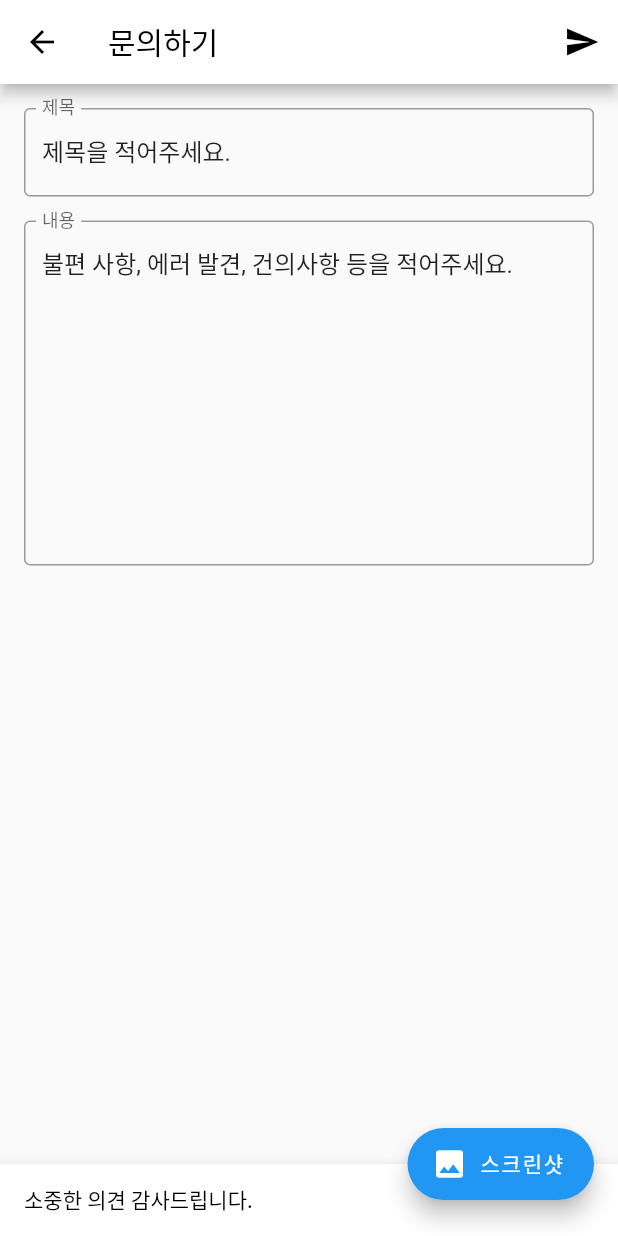
After one commit to jaehoonx2/everybody_cheese, a Flutter app: the SettingPage screen opened directly, after a tap on "문의하기", on a phone screen of 412 x 824 dp. The commit adds this screen. Run offline on Flutter 3.47's test engine with Material 2 defaults, Android fonts, the phone set to English and light mode, and no system bars; our stand-ins replace carousel_slider, cloud_firestore, device_info, firebase_auth, firebase_storage, flutter_signin_button and 4 more; missing offline and left inert: flutter_google_places, flutter_mailer, geocoder, google_maps_webservice; accounts and stored records are empty; Roboto replaces fonts that are missing (HangeulNuri).

Commit message:
fixed untracked files

```diff
--- a/lib/add.dart
+++ b/lib/add.dart
@@ -312,8 +312,9 @@ class _UploadPageState extends State<UploadPage> {
           ),
         ],
       ),
-      resizeToAvoidBottomPadding: false,
-      body: SingleChildScrollView(
+      body: SafeArea(
+        maintainBottomViewPadding: true,
+        child: SingleChildScrollView(
           child: Column(
             mainAxisSize: MainAxisSize.min,
             children: <Widget>[
@@ -435,6 +436,7 @@ class _UploadPageState extends State<UploadPage> {
             ],
           ),
         ),
+      ),
     );
   }
 }
--- /dev/null
+++ b/lib/key.dart
@@ -0,0 +1,2 @@
+// Google Maps API key
+const kGoogleApiKey = "AIzaSyC4wm0YAc7M5L0g5w305p1ZUjbujimsTiQ";
--- a/lib/login.dart
+++ b/lib/login.dart
@@ -27,6 +27,7 @@ class _LoginPageState extends State<LoginPage> {
 
     return Scaffold(
       body: SafeArea(
+        maintainBottomViewPadding: true,
         child: ListView(
           padding: EdgeInsets.symmetric(horizontal: 20.0),
           children: <Widget>[
--- /dev/null
+++ b/lib/mail.dart
@@ -0,0 +1,173 @@
+import 'dart:async';
+import 'dart:io';
+import 'package:flutter/services.dart';
+import 'package:flutter/material.dart';
+import 'package:flutter_mailer/flutter_mailer.dart';
+import 'package:image_picker/image_picker.dart';
+
+class MailPage extends StatefulWidget {
+  @override
+  _MailPageState createState() => new _MailPageState();
+}
+
+class _MailPageState extends State<MailPage> {
+  List<String> attachment = <String>[];
+  final TextEditingController _subjectController =
+  TextEditingController(text: "제목을 적어주세요.",);
+  final TextEditingController _bodyController = TextEditingController(
+      text: "불편 사항, 에러 발견, 건의사항 등을 적어주세요.");
+  final GlobalKey<ScaffoldState> _scafoldKey = GlobalKey<ScaffoldState>();
+  // Platform messages are asynchronous, so we initialize in an async method.
+  Future<void> send() async {
+    // Platform messages may fail, so we use a try/catch PlatformException.
+    final MailOptions mailOptions = MailOptions(
+      subject: _subjectController.text,
+      body: _bodyController.text,
+      recipients: <String>['21300698@handong.edu'],
+      isHTML: true,
+      // bccRecipients: ['other@example.com'],
+      // ccRecipients: <String>['third@example.com'],
+      attachments: attachment,
+    );
+
+    String platformResponse;
+
+    try {
+      await FlutterMailer.send(mailOptions);
+      platformResponse = '메일 앱을 실행합니다.';
+    } on PlatformException catch (error) {
+      platformResponse = error.toString();
+      print(error);
+      if (!mounted){
+        return;
+      }
+      await showDialog<void>(
+          context: _scafoldKey.currentContext,
+          builder: (BuildContext context) => AlertDialog(
+            shape: RoundedRectangleBorder(
+                borderRadius: BorderRadius.circular(4)),
+            content: Column(
+              mainAxisAlignment: MainAxisAlignment.start,
+              crossAxisAlignment: CrossAxisAlignment.start,
+              mainAxisSize: MainAxisSize.min,
+              children: <Widget>[
+                Text(
+                  'Message',
+                  style: Theme.of(context).textTheme.subhead,
+                ),
+                Text(error.message),
+              ],
+            ),
+            contentPadding: const EdgeInsets.all(26),
+            title: Text(error.code),
+          ));
+    } catch (error) {
+      platformResponse = error.toString();
+    }
+
+    // If the widget was removed from the tree while the asynchronous platform
+    // message was in flight, we want to discard the reply rather than calling
+    // setState to update our non-existent appearance.
+    if (!mounted){
+      return;
+    }
+    _scafoldKey.currentState.showSnackBar(SnackBar(
+      content: Text(platformResponse),
+    ));
+  }
+
+  @override
+  Widget build(BuildContext context) {
+    final Widget imagePath = Column(
+        children: attachment.map((String file) => Text('$file')).toList());
+
+    return Scaffold(
+      key: _scafoldKey,
+      appBar: new AppBar(
+        iconTheme: IconThemeData(color: Colors.black),
+        title: Text(
+          '문의하기',
+          style: TextStyle(fontFamily: 'HangeulNuri', color: Colors.black),
+        ),
+        backgroundColor: Colors.white,
+        actionsIconTheme: IconThemeData(color: Colors.black),
+        actions: <Widget>[
+          IconButton(
+            onPressed: send,
+            icon: const Icon(Icons.send),
+          )
+        ],
+      ),
+      body: SingleChildScrollView(
+        child: new Center(
+          child: Padding(
+            padding: const EdgeInsets.all(8.0),
+            child: Column(
+              mainAxisSize: MainAxisSize.max,
+              // mainAxisAlignment: MainAxisAlignment.spaceBetween,
+              crossAxisAlignment: CrossAxisAlignment.center,
+              children: <Widget>[
+                Padding(
+                  padding: const EdgeInsets.all(8.0),
+                  child: TextField(
+                    controller: _subjectController,
+                    decoration: const InputDecoration(
+                      border: OutlineInputBorder(),
+                      labelText: '제목',
+                    ),
+                  ),
+                ),
+                Padding(
+                  padding: const EdgeInsets.all(8.0),
+                  child: TextField(
+                    controller: _bodyController,
+                    maxLines: 10,
+                    decoration: const InputDecoration(
+                        labelText: '내용', border: OutlineInputBorder()),
+                  ),
+                ),
+                imagePath,
+              ],
+            ),
+          ),
+        ),
+      ),
+      floatingActionButton: FloatingActionButton.extended(
+        icon: const Icon(Icons.photo),
+        label: const Text('스크린샷', style: TextStyle(fontFamily: 'HangeulNuri'),),
+        onPressed: _picker,
+      ),
+      floatingActionButtonLocation: FloatingActionButtonLocation.endDocked,
+      bottomNavigationBar: BottomAppBar(
+        notchMargin: 4.0,
+        // shape: CircularNotchedRectangle(),
+        // color: Theme.of(context).primaryColor,
+        child: Row(
+          mainAxisSize: MainAxisSize.max,
+          children: <Widget>[
+            Builder(
+              builder: (BuildContext context) => FlatButton(
+                textColor: Theme.of(context).primaryColor,
+                child: const Text(
+                  '소중한 의견 감사드립니다.',
+                  style: TextStyle(
+                    fontFamily: 'HangeulNuri',
+                    color: Colors.black,
+                  ),
+                ),
+                onPressed: null,
+              ),
+            )
+          ],
+        ),
+      ),
+    );
+  }
+
+  void _picker() async {
+    final File pick = await ImagePicker.pickImage(source: ImageSource.gallery);
+    setState(() {
+      attachment.add(pick.path);
+    });
+  }
+}
--- a/lib/mypage.dart
+++ b/lib/mypage.dart
@@ -12,7 +12,6 @@ class MyPage extends StatefulWidget {
 }
 
 class _MyPageState extends State<MyPage> {
-  var _finish;
   var stream;
   FirebaseUser user;
 
@@ -23,7 +22,6 @@ class _MyPageState extends State<MyPage> {
     _getUserInfo().then((finish) {
       setState(() {
         stream = Firestore.instance.collection('posts').where('authorID', isEqualTo: user.uid).snapshots();
-        _finish = finish;
       });
     });
   }
--- a/lib/register.dart
+++ b/lib/register.dart
@@ -22,7 +22,8 @@ class RegisterPageState extends State<RegisterPage> {
   Widget build(BuildContext context) {
     return Scaffold(
       body: SafeArea(
-          child: Form(
+        maintainBottomViewPadding: true,
+        child: Form(
             key: _formKey,
             child: ListView(
               padding: EdgeInsets.symmetric(horizontal: 20.0),
--- a/lib/setting.dart
+++ b/lib/setting.dart
@@ -1,4 +1,5 @@
 import 'dart:async';
+import 'package:everybody_cheese/mail.dart';
 import 'package:flutter/material.dart';
 import 'package:firebase_auth/firebase_auth.dart';
 import 'main.dart';
@@ -173,7 +174,7 @@ class _SettingPageState extends State<SettingPage> {
                     children: <Widget>[
                       FlatButton(
                         child: Text(
-                          '닉네임 등록 / 수정',
+                          '프로필 사진 등록 / 변경',
                           style: TextStyle(
                             fontFamily: 'HangeulNuri',
                             fontSize: 15.0,
@@ -266,6 +267,34 @@ class _SettingPageState extends State<SettingPage> {
                     children: <Widget>[
                       FlatButton(
                         child: Text(
+                          '문의하기',
+                          style: TextStyle(
+                            fontFamily: 'HangeulNuri',
+                            fontSize: 15.0,
+                            fontWeight: FontWeight.w400,
+                            color: theme.primaryColor,
+                          ),
+                        ),
+                        onPressed: null,
+                      ),
+                    ],
+                  ),
+                ),
+                onTap: () {
+                  Navigator.push(
+                      context,
+                      MaterialPageRoute(
+                        builder: (context) => MailPage(),
+                      ));
+                },
+              ),
+              GestureDetector(
+                child: Card(
+                  child: Row(
+                    mainAxisAlignment: MainAxisAlignment.center,
+                    children: <Widget>[
+                      FlatButton(
+                        child: Text(
                           '회원 탈퇴',
                           style: TextStyle(
                             fontFamily: 'HangeulNuri',
--- a/pubspec.yaml
+++ b/pubspec.yaml
@@ -17,7 +17,7 @@ dependencies:
   firebase_storage: ^3.0.8
   flutter_signin_button: ^1.0.0
   flutter_google_places: ^0.2.3
-  fluttertoast: ^3.1.3
+  flutter_mailer: ^0.4.1+2
   geocoder: ^0.2.1
   geolocator: ^5.1.5
   google_sign_in: ^4.0.14
```
Also changed, not shown: pubspec.lock, 2 other files. Lines whose indentation alone changed are shown as unchanged.
